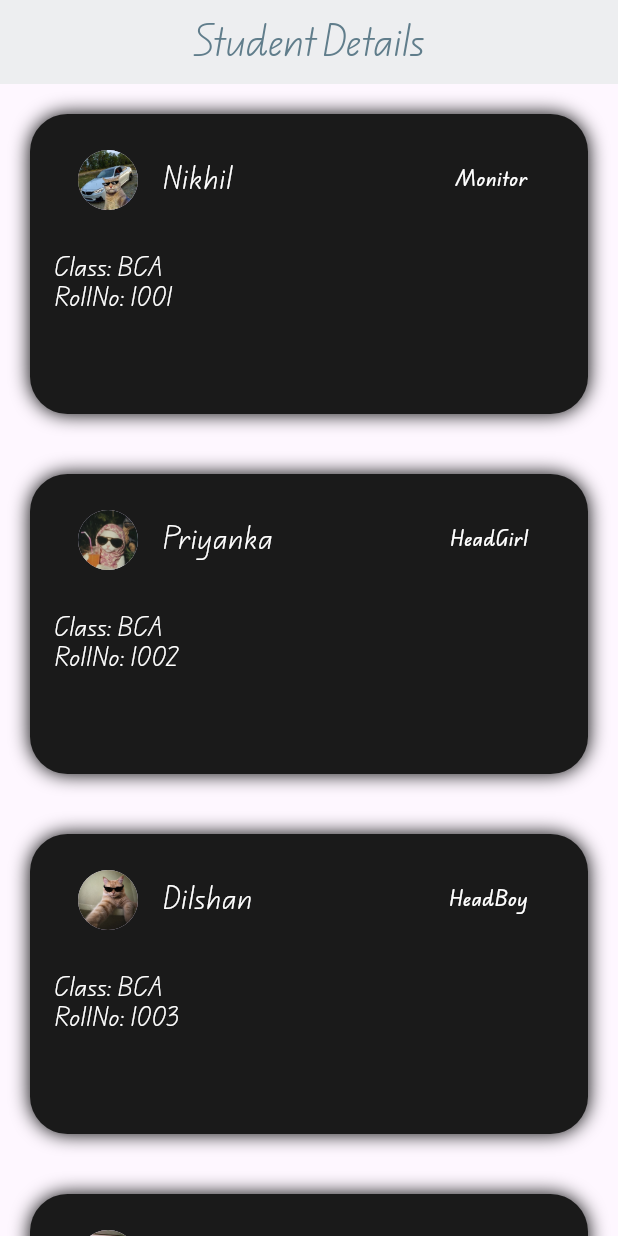
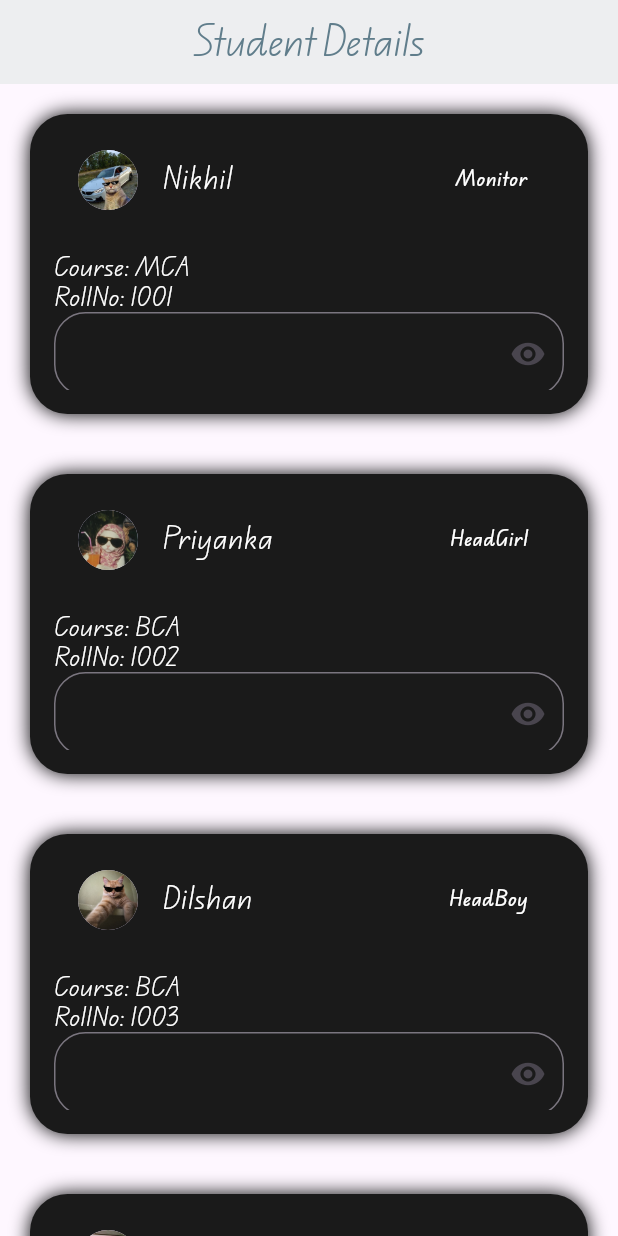
Before and after one commit to nikhilbishnoi007/Flutter-Practice, a Flutter app: the screen it shows after launch, on a phone screen of 412 x 824 dp. Run offline on Flutter 3.47's test engine with Material 3 defaults, Android fonts, the phone set to English and light mode, and no system bars.

Commit message:
fix a ui issue

```diff
--- a/first_app/lib/main.dart
+++ b/first_app/lib/main.dart
@@ -38,16 +38,16 @@ class _HomeScreen extends State<HomeScreen> {
   @override
   Widget build(BuildContext context) {
     var names = [
-      {"name": "nikhil", "class": "BCA", "RollNo": 1001, "Role": "Monitor","avatar":"assets/images/boy5avatar.jpg"},
-      {"name": "priyanka", "class": "BCA", "RollNo": 1002, "Role": "HeadGirl","avatar":"assets/images/girlavatar.jpg"},
-      {"name": "dilshan", "class": "BCA", "RollNo": 1003, "Role": "HeadBoy","avatar":"assets/images/boy1avatar.jpg"},
-      {"name": "khushi", "class": "BCA", "RollNo": 1004, "Role": "Student","avatar":"assets/images/girl1avatar.jpg"},
-      {"name": "vikash", "class": "BCA", "RollNo": 1005, "Role": "Student","avatar":"assets/images/boy2avatar.jpg"},
-      {"name": "hacker", "class": "BCA", "RollNo": 1006, "Role": "Student","avatar":"assets/images/boy3avatar.jpg"},
-      {"name": "kaif", "class": "BCA", "RollNo": 1007, "Role": "Student","avatar":"assets/images/boy4avatar.jpg"},
-      {"name": "neha", "class": "BCA", "RollNo": 1008, "Role": "Student","avatar":"assets/images/girl2avatar.jpg"},
-      {"name": "ankit", "class": "BCA", "RollNo": 1009, "Role": "Student","avatar":"assets/images/boyavatar.jpg"},
-      {"name": "zaheer", "class": "BCA", "RollNo": 1010, "Role": "Student","avatar":"assets/images/boy6avatar.jpg"},
+      {"name": "nikhil", "course": "MCA", "RollNo": 1001, "Role": "Monitor","avatar":"assets/images/boy5avatar.jpg"},
+      {"name": "priyanka", "course": "BCA", "RollNo": 1002, "Role": "HeadGirl","avatar":"assets/images/girlavatar.jpg"},
+      {"name": "dilshan", "course": "BCA", "RollNo": 1003, "Role": "HeadBoy","avatar":"assets/images/boy1avatar.jpg"},
+      {"name": "khushi", "course": "BCA", "RollNo": 1004, "Role": "Student","avatar":"assets/images/girl1avatar.jpg"},
+      {"name": "vikash", "course": "MCA", "RollNo": 1005, "Role": "Student","avatar":"assets/images/boy2avatar.jpg"},
+      {"name": "hacker", "course": "BCA", "RollNo": 1006, "Role": "Student","avatar":"assets/images/boy3avatar.jpg"},
+      {"name": "manish", "course": "MCA", "RollNo": 1007, "Role": "Student","avatar":"assets/images/boy4avatar.jpg"},
+      {"name": "neha", "course": "BCA", "RollNo": 1008, "Role": "Student","avatar":"assets/images/girl2avatar.jpg"},
+      {"name": "ankit", "course": "BCA", "RollNo": 1009, "Role": "Student","avatar":"assets/images/boyavatar.jpg"},
+      {"name": "zaheer", "course": "BCA", "RollNo": 1010, "Role": "Student","avatar":"assets/images/boy6avatar.jpg"},
     ];
     String capitalize(String text) {
       if (text.isEmpty) return text;
@@ -97,7 +97,7 @@ class _HomeScreen extends State<HomeScreen> {
                       crossAxisAlignment: CrossAxisAlignment.start,
                       children: [
                         Text(
-                          "Class: ${names[index]["class"]}",
+                          "Course: ${names[index]["course"]}",
                           style: TextStyle(color: Colors.white),
                         ),
                         Text(
@@ -107,9 +107,21 @@ class _HomeScreen extends State<HomeScreen> {
                       ],
                     ),
                   ),
+                  TextField(
+                    decoration: InputDecoration(
+                      suffixIcon: IconButton( onPressed:(){
+
+                      },
+                      icon:Icon(Icons.remove_red_eye)),
+                      border: OutlineInputBorder(
+                        borderRadius: BorderRadius.circular(21)
+                      )
+                    ),
+                  )
                 ],
               ),
             ),
+
           );
         },
         itemCount: names.length,
```
